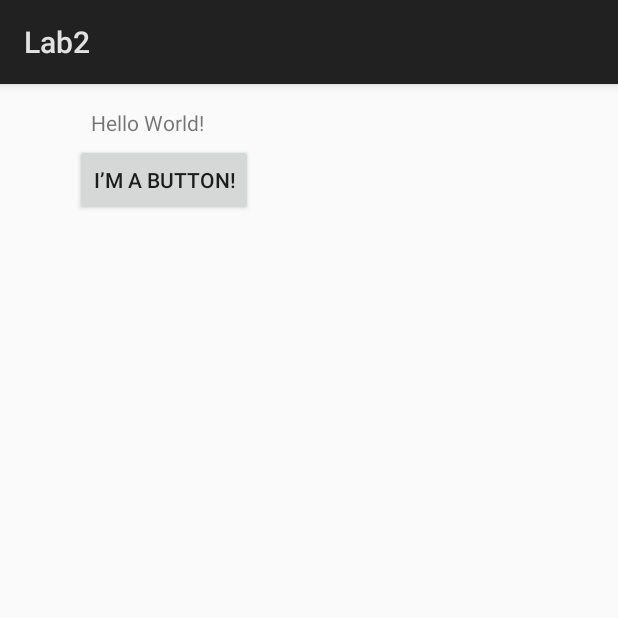
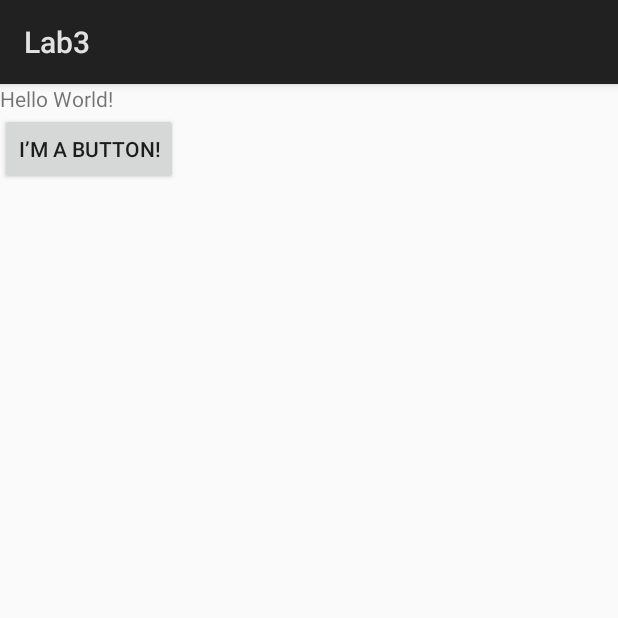
Before and after one commit to SinaDeyhim/AndroidLabs, an Android app: the StartActivity screen opened directly, with no data from a screen before it, on a phone screen of 412 x 824 dp, the top half of it. Run offline under Robolectric (Android 15) with nearby library versions, the phone set to English and light mode, and no system bars.

Commit message:
lab 3 up to task 7

```diff
--- a/app/src/main/java/com/example/sdeyh/androidlabs/StartActivity.java
+++ b/app/src/main/java/com/example/sdeyh/androidlabs/StartActivity.java
@@ -1,13 +1,73 @@
 package com.example.sdeyh.androidlabs;
 
 import android.app.Activity;
+import android.content.Intent;
 import android.os.Bundle;
+import android.util.Log;
+import android.view.View;
+import android.widget.Button;
 
 public class StartActivity extends Activity {
+    protected static final String ACTIVITY_NAME = "StartActivity";
+    private Button iAmButton;
 
     @Override
     protected void onCreate(Bundle savedInstanceState) {
         super.onCreate(savedInstanceState);
         setContentView(R.layout.activity_start);
+        Log.i(ACTIVITY_NAME,"In onCreate()");
+        iAmButton = (Button) findViewById(R.id.iAmButton);
     }
+
+    @Override
+    protected void onResume(){
+        super.onResume();
+        Log.i(ACTIVITY_NAME,"In onResume()");
+
+    }
+
+    @Override
+    protected void onStart(){
+        super.onStart();
+        Log.i(ACTIVITY_NAME,"In onStart()");
+
+    }
+
+
+    @Override
+    protected void onPause(){
+        super.onPause();
+        Log.i(ACTIVITY_NAME,"In onPause()");
+
+    }
+
+    @Override
+    protected void onStop(){
+        super.onStop();
+        Log.i(ACTIVITY_NAME,"In onStop()");
+
+    }
+
+    @Override
+    protected void onDestroy(){
+        super.onDestroy();
+        Log.i(ACTIVITY_NAME,"In onDestroy()");
+
+    }
+
+    public void clickHandler(View view){
+        Intent intent = new Intent(StartActivity.this, ListItemsActivity .class);
+        startActivityForResult(intent, 10);
+    }
+
+    @Override
+    protected void onActivityResult(int requestCode, int resultCode, Intent data) {
+        // Check which request we're responding to
+        if (requestCode == 10) {
+            Log.i(ACTIVITY_NAME,"Returned to StartActivity.onActivityResult");
+
+        }
+    }
+
+
 }
--- a/app/src/main/res/layout/activity_list_items.xml
+++ b/app/src/main/res/layout/activity_list_items.xml
@@ -11,7 +11,6 @@
 
     <RadioButton
         android:id="@+id/radioButton"
-
         android:layout_height="wrap_content"
         android:layout_row="0"
         android:layout_column="0"
@@ -44,6 +43,8 @@
         android:layout_row="1"
         android:layout_column="1"
         android:layout_columnWeight="1"
+        android:layout_width="150dp"
         android:gravity="fill"
-        android:src="@android:drawable/ic_menu_camera" />
+        android:src="@android:drawable/ic_menu_camera"
+        />
 </GridLayout>
--- a/app/src/main/res/layout/activity_start.xml
+++ b/app/src/main/res/layout/activity_start.xml
@@ -1,7 +1,8 @@
 <?xml version="1.0" encoding="utf-8"?>
-<android.support.constraint.ConstraintLayout xmlns:android="http://schemas.android.com/apk/res/android"
+<LinearLayout xmlns:android="http://schemas.android.com/apk/res/android"
     xmlns:app="http://schemas.android.com/apk/res-auto"
     xmlns:tools="http://schemas.android.com/tools"
+    android:orientation="vertical"
     android:layout_width="match_parent"
     android:layout_height="match_parent"
     tools:context=".StartActivity">
@@ -9,21 +10,18 @@
     <TextView
         android:id="@+id/textView"
         android:layout_width="wrap_content"
-        android:layout_height="16dp"
-        android:layout_marginTop="16dp"
-        android:layout_marginEnd="276dp"
+        android:layout_height="wrap_content"
         android:text="@string/hello_message"
-        app:layout_constraintEnd_toEndOf="parent"
-        app:layout_constraintTop_toTopOf="parent" />
+        android:layout_alignParentStart="true"
+        android:layout_alignParentTop="true"  />
 
     <Button
-        android:id="@+id/button"
+        android:id="@+id/iAmButton"
         android:layout_width="wrap_content"
         android:layout_height="wrap_content"
-        android:layout_marginTop="8dp"
-        android:layout_marginEnd="243dp"
         android:text="@string/ButtonText"
-        app:layout_constraintEnd_toEndOf="parent"
-        app:layout_constraintTop_toBottomOf="@+id/textView" />
+        android:layout_alignParentStart="true"
+        android:layout_alignParentTop="true"
+        android:onClick="clickHandler"/>
 
-</android.support.constraint.ConstraintLayout>
+</LinearLayout>
--- a/app/src/main/res/values/strings.xml
+++ b/app/src/main/res/values/strings.xml
@@ -1,5 +1,5 @@
 <resources>
-    <string name="app_name">Lab2</string>
+    <string name="app_name">Lab3</string>
     <string name="hello_message">Hello World!</string>
     <string name="ButtonText">I\’m a button!</string>
     <string name="login">Login</string>
```
Also changed, not shown: app/src/main/AndroidManifest.xml (+12 -3 lines), app/src/main/java/com/example/sdeyh/androidlabs/ListItemsActivity.java (+74 -0 lines), app/src/main/java/com/example/sdeyh/androidlabs/LoginActivity.java (+69 -0 lines), app/src/main/res/layout/activity_login.xml (+9 -2 lines).
